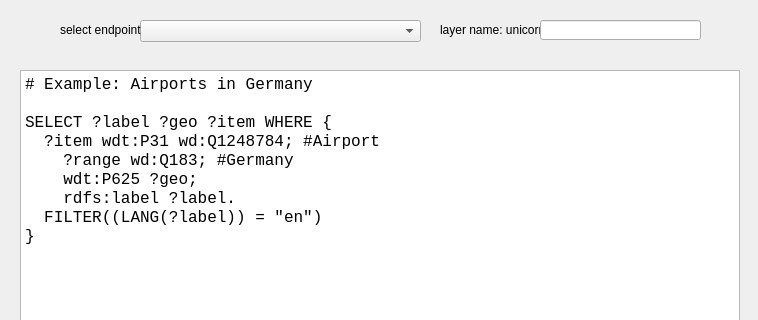
Old version of the form sparql_unicorn/sparql_unicorn_dialog_base.ui in the repository sparqlunicorn/sparqlunicornGoesGIS; both pictures show x 0 to 758 and y 0 to 320 of the 758 by 658 pixel window.
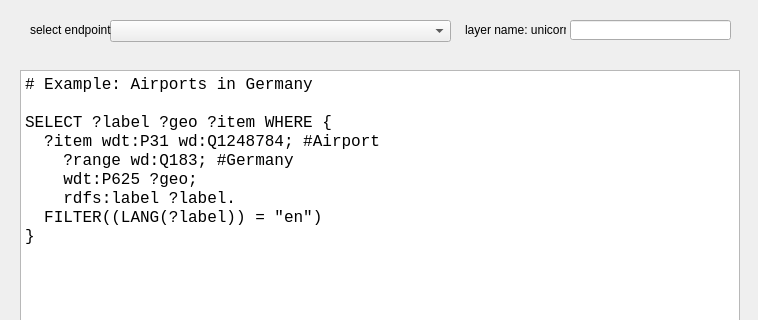
New version of the form.

Patch:
```diff
--- a/sparql_unicorn/sparql_unicorn_dialog_base.ui
+++ b/sparql_unicorn/sparql_unicorn_dialog_base.ui
@@ -79,7 +79,7 @@
   <widget class="QLabel" name="label">
    <property name="geometry">
     <rect>
-     <x>440</x>
+     <x>465</x>
      <y>20</y>
      <width>101</width>
      <height>20</height>
@@ -92,7 +92,7 @@
   <widget class="QLineEdit" name="inp_label">
    <property name="geometry">
     <rect>
-     <x>540</x>
+     <x>570</x>
      <y>20</y>
      <width>161</width>
      <height>20</height>
@@ -102,9 +102,9 @@
   <widget class="QComboBox" name="comboBox">
    <property name="geometry">
     <rect>
-     <x>140</x>
+     <x>110</x>
      <y>20</y>
-     <width>281</width>
+     <width>341</width>
      <height>22</height>
     </rect>
    </property>
@@ -112,7 +112,7 @@
   <widget class="QLabel" name="label_2">
    <property name="geometry">
     <rect>
-     <x>60</x>
+     <x>30</x>
      <y>20</y>
      <width>81</width>
      <height>20</height>
```
